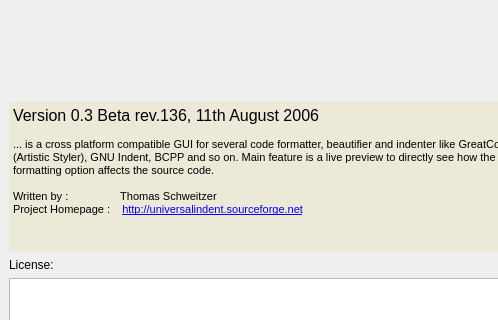
The window that src/aboutdialog.ui (yuhaoth/univsalindent) describes before a commit, drawn with Qt 5; both pictures show x 0 to 498 and y 0 to 320 of the 588 by 499 pixel window.
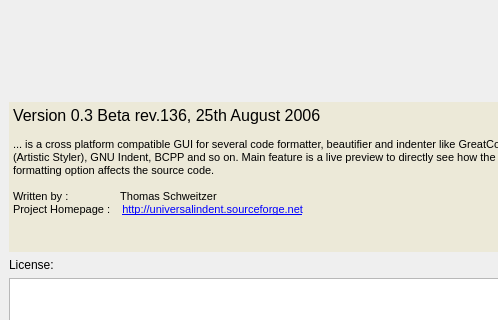
The same window after the commit. Icons and pictures are not drawn.

What changed in the file:
```diff
--- a/src/aboutdialog.ui
+++ b/src/aboutdialog.ui
@@ -366,7 +366,7 @@
       <enum>QFrame::NoFrame</enum>
      </property>
      <property name="html" >
-      <string>&lt;html>&lt;head>&lt;meta name="qrichtext" content="1" />&lt;/head>&lt;body style=" white-space: pre-wrap; font-family:MS Shell Dlg; font-size:8.25pt; font-weight:400; font-style:normal; text-decoration:none;">&lt;p style=" margin-top:0px; margin-bottom:0px; margin-left:0px; margin-right:0px; -qt-block-indent:0; text-indent:0px; font-size:8pt;">&lt;span style=" font-family:MS Shell Dlg 2; font-size:12pt;">Version 0.3 Beta rev.136, 11th August 2006&lt;/span>&lt;/p>&lt;p style="-qt-paragraph-type:empty; margin-top:0px; margin-bottom:0px; margin-left:0px; margin-right:0px; -qt-block-indent:0; text-indent:0px; font-family:MS Shell Dlg 2; font-size:8pt;">&lt;/p>&lt;p style=" margin-top:0px; margin-bottom:0px; margin-left:0px; margin-right:0px; -qt-block-indent:0; text-indent:0px; font-family:MS Shell Dlg 2; font-size:8pt;">... is a cross platform compatible GUI for several code formatter, beautifier and indenter like GreatCode, AStyle (Artistic Styler), GNU Indent, BCPP and so on. Main feature is a live preview to directly see how the selected formatting option affects the source code.&lt;/p>&lt;p style="-qt-paragraph-type:empty; margin-top:0px; margin-bottom:0px; margin-left:0px; margin-right:0px; -qt-block-indent:0; text-indent:0px; font-family:MS Shell Dlg 2; font-size:8pt;">&lt;/p>&lt;p style=" margin-top:0px; margin-bottom:0px; margin-left:0px; margin-right:0px; -qt-block-indent:0; text-indent:0px; font-family:MS Shell Dlg 2; font-size:8pt;">Written by :  	         Thomas Schweitzer&lt;/p>&lt;p style=" margin-top:0px; margin-bottom:0px; margin-left:0px; margin-right:0px; -qt-block-indent:0; text-indent:0px; font-family:MS Shell Dlg 2; font-size:8pt;">Project Homepage :    &lt;span style=" text-decoration: underline; color:#0000ff;">http://universalindent.sourceforge.net&lt;/span>&lt;/p>&lt;/body>&lt;/html></string>
+      <string>&lt;html>&lt;head>&lt;meta name="qrichtext" content="1" />&lt;/head>&lt;body style=" white-space: pre-wrap; font-family:MS Shell Dlg; font-size:8.25pt; font-weight:400; font-style:normal; text-decoration:none;">&lt;p style=" margin-top:0px; margin-bottom:0px; margin-left:0px; margin-right:0px; -qt-block-indent:0; text-indent:0px; font-size:8pt;">&lt;span style=" font-family:MS Shell Dlg 2; font-size:12pt;">Version 0.3 Beta rev.136, 25th August 2006&lt;/span>&lt;/p>&lt;p style="-qt-paragraph-type:empty; margin-top:0px; margin-bottom:0px; margin-left:0px; margin-right:0px; -qt-block-indent:0; text-indent:0px; font-family:MS Shell Dlg 2; font-size:8pt;">&lt;/p>&lt;p style=" margin-top:0px; margin-bottom:0px; margin-left:0px; margin-right:0px; -qt-block-indent:0; text-indent:0px; font-family:MS Shell Dlg 2; font-size:8pt;">... is a cross platform compatible GUI for several code formatter, beautifier and indenter like GreatCode, AStyle (Artistic Styler), GNU Indent, BCPP and so on. Main feature is a live preview to directly see how the selected formatting option affects the source code.&lt;/p>&lt;p style="-qt-paragraph-type:empty; margin-top:0px; margin-bottom:0px; margin-left:0px; margin-right:0px; -qt-block-indent:0; text-indent:0px; font-family:MS Shell Dlg 2; font-size:8pt;">&lt;/p>&lt;p style=" margin-top:0px; margin-bottom:0px; margin-left:0px; margin-right:0px; -qt-block-indent:0; text-indent:0px; font-family:MS Shell Dlg 2; font-size:8pt;">Written by :  	         Thomas Schweitzer&lt;/p>&lt;p style=" margin-top:0px; margin-bottom:0px; margin-left:0px; margin-right:0px; -qt-block-indent:0; text-indent:0px; font-family:MS Shell Dlg 2; font-size:8pt;">Project Homepage :    &lt;span style=" text-decoration: underline; color:#0000ff;">http://universalindent.sourceforge.net&lt;/span>&lt;/p>&lt;/body>&lt;/html></string>
      </property>
     </widget>
    </item>
```
